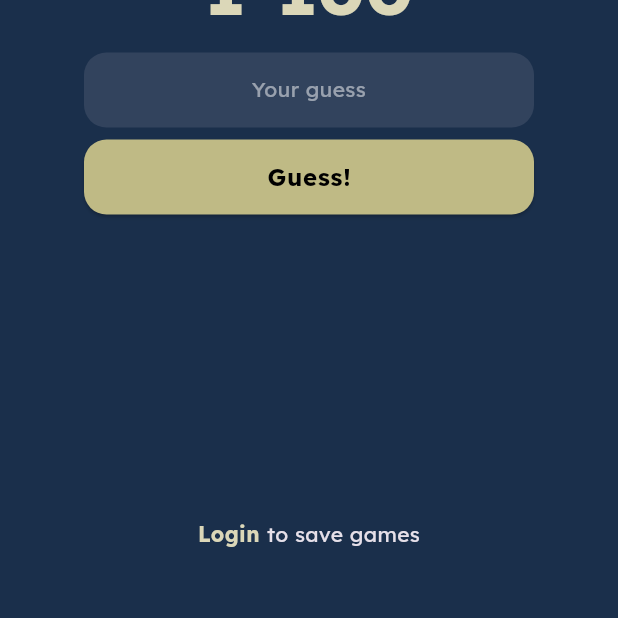
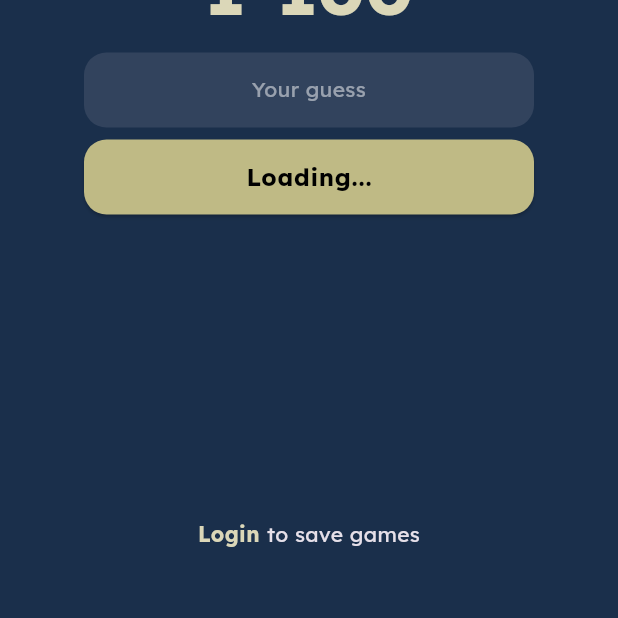
Before and after one commit to Alkali-1234/numguess_flutter, a Flutter app: the screen it shows after launch, after a tap on "Guess!", on a phone screen of 412 x 824 dp, the part 618-1236 px from its top. Run offline on Flutter 3.47's test engine with Material 3 defaults, Android fonts, the phone set to English and light mode, and no system bars; our stand-ins replace flutter_riverpod, go_router, google_fonts, logger, riverpod_annotation; missing offline and left inert: numguess_client, serverpod_auth_client, serverpod_auth_email_flutter, serverpod_auth_shared_flutter, serverpod_flutter; generated files the repository leaves out were written again.

Commit message:
feat: loading number indicator, production server connection

```diff
--- a/lib/main.dart
+++ b/lib/main.dart
@@ -1,3 +1,4 @@
+import 'package:flutter/foundation.dart';
 import 'package:flutter_riverpod/flutter_riverpod.dart';
 import 'package:google_fonts/google_fonts.dart';
 import 'package:numguess_client/numguess_client.dart';
@@ -20,15 +21,19 @@ Future<void> initializeServerpodClient() async {
   // const ipAddress = '10.0.2.2'; // Android emulator ip for the host
 
   // On a real device replace the ipAddress with the IP address of your computer.
-  const ipAddress = 'localhost';
+  // const ipAddress = 'localhost';
 
   // Sets up a singleton client object that can be used to talk to the server from
   // anywhere in our app. The client is generated from your server code.
   // The client is set up to connect to a Serverpod running on a local server on
   // the default port. You will need to modify this to connect to staging or
   // production servers.
+
+  const productionIp = 'https://alkadev.xyz/';
+  const developmentIp = 'http://localhost:8080/';
+
   client = Client(
-    'http://$ipAddress:8080/',
+    kDebugMode ? developmentIp : productionIp,
     authenticationKeyManager: FlutterAuthenticationKeyManager(),
   )..connectivityMonitor = FlutterConnectivityMonitor();
 
--- a/lib/screens/home_page.dart
+++ b/lib/screens/home_page.dart
@@ -26,6 +26,7 @@ class HomePageState extends ConsumerState<HomePage> {
     //* Provider
     var currentUserProvider = ref.watch(currentUserNotifierProvider);
     var currentResponse = ref.watch(guessResultProvider(inStream.stream)).value;
+    var loadingGuessResult = ref.watch(loadingGuessResultProvider);
 
     var theme = Theme.of(context).colorScheme;
     var textTheme = Theme.of(context).textTheme;
@@ -139,6 +140,7 @@ class HomePageState extends ConsumerState<HomePage> {
                             setState(() {});
                             return;
                           }
+                          loadingGuessResult.value = true;
                           final number =
                               int.tryParse(guessInputController.text);
                           if (number == null) return;
@@ -148,9 +150,11 @@ class HomePageState extends ConsumerState<HomePage> {
                         },
                         child: Center(
                           child: Text(
-                            currentResponse == GuessResponses.correct
-                                ? "Try again!"
-                                : "Guess!",
+                            loadingGuessResult.value
+                                ? "Loading..."
+                                : currentResponse == GuessResponses.correct
+                                    ? "Try again!"
+                                    : "Guess!",
                             style: textTheme.bodyLarge!.copyWith(
                                 fontWeight: FontWeight.bold,
                                 color: Colors.black),
@@ -227,6 +231,7 @@ class CurrentUserNotifier extends Notifier<User?> {
 Stream<GuessResponses?> guessResult(Ref ref, Stream<int> guesses) async* {
   logger.i("Guess result stream started");
   await for (GuessResponses? result in client.guess.guessStream(guesses)) {
+    ref.read(loadingGuessResultProvider).value = false;
     yield result;
     if (result == GuessResponses.correct) {
       logger.i("Guess result stream finished");
@@ -234,3 +239,14 @@ Stream<GuessResponses?> guessResult(Ref ref, Stream<int> guesses) async* {
     }
   }
 }
+
+@riverpod
+ValueNotifier<bool> loadingGuessResult(Ref ref) {
+  final notifier = ValueNotifier(false);
+
+  ref.onDispose(notifier.dispose);
+
+  notifier.addListener(ref.notifyListeners);
+
+  return notifier;
+}
```
Also changed, not shown: lib/screens/home_page.g.dart, 1 other file.
